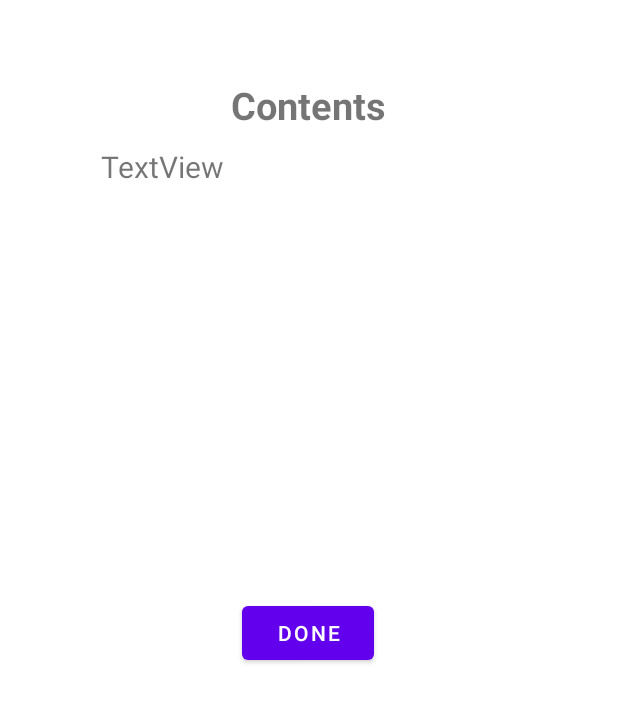
After one commit to noahactuallya/Seegnal_java, an Android app: the layout activity_dialog.xml on its own in the app's theme, with its tools: preview values and no code run, on a phone screen of 412 x 824 dp. The commit adds this screen. Shown: the top 702 px of the screen. Run offline under Robolectric (Android 15) with nearby library versions, the light colour scheme and no system bars.

Commit message:
tts 연결

```diff
--- /dev/null
+++ b/app/src/main/res/layout/activity_dialog.xml
@@ -0,0 +1,75 @@
+<?xml version="1.0" encoding="utf-8"?>
+<androidx.constraintlayout.widget.ConstraintLayout xmlns:android="http://schemas.android.com/apk/res/android"
+    android:layout_width="match_parent"
+    android:layout_height="match_parent"
+    xmlns:app="http://schemas.android.com/apk/res-auto"
+    xmlns:tools="http://schemas.android.com/tools">
+
+    <androidx.constraintlayout.widget.ConstraintLayout
+        android:layout_width="300dp"
+        android:layout_height="400dp"
+        app:layout_constraintBottom_toBottomOf="parent"
+        app:layout_constraintEnd_toEndOf="parent"
+        app:layout_constraintHorizontal_bias="0.492"
+        app:layout_constraintStart_toStartOf="parent"
+        app:layout_constraintTop_toTopOf="parent"
+        app:layout_constraintVertical_bias="0.109">
+
+        <TextView
+            android:id="@+id/textView"
+            android:layout_width="match_parent"
+            android:layout_height="wrap_content"
+            android:layout_marginBottom="160dp"
+            android:text="Contents"
+            android:textStyle="bold"
+            android:gravity="center"
+            android:textAlignment="center"
+            android:textSize="25sp"
+            app:layout_constraintBottom_toBottomOf="parent"
+            app:layout_constraintEnd_toEndOf="parent"
+            app:layout_constraintStart_toStartOf="parent"
+            app:layout_constraintTop_toTopOf="parent"
+            app:layout_constraintVertical_bias="0.033" />
+
+        <androidx.constraintlayout.widget.ConstraintLayout
+            android:id="@+id/constraintLayout"
+            android:layout_width="280dp"
+            android:layout_height="300dp"
+            app:layout_constraintBottom_toBottomOf="parent"
+            app:layout_constraintEnd_toEndOf="parent"
+            app:layout_constraintHorizontal_bias="0.6"
+            app:layout_constraintStart_toStartOf="parent"
+            app:layout_constraintTop_toBottomOf="@+id/textView"
+            app:layout_constraintVertical_bias="0.0">
+
+            <TextView
+                android:id="@+id/txt_contents"
+                android:layout_width="300dp"
+                android:layout_height="300dp"
+                android:text="TextView"
+                android:textSize="20dp"
+                android:layout_marginTop="10dp"
+                app:layout_constraintBottom_toBottomOf="parent"
+                app:layout_constraintEnd_toEndOf="parent"
+                app:layout_constraintHorizontal_bias="0.0"
+                app:layout_constraintStart_toStartOf="parent"
+                app:layout_constraintTop_toTopOf="parent"
+                app:layout_constraintVertical_bias="0.0" />
+        </androidx.constraintlayout.widget.ConstraintLayout>
+
+        <Button
+            android:id="@+id/btn_shutdown"
+            android:layout_width="wrap_content"
+            android:layout_height="wrap_content"
+            android:text="Done"
+            android:onClick="shutDownClick"
+            android:layout_marginTop="10dp"
+            app:layout_constraintBottom_toBottomOf="parent"
+            app:layout_constraintEnd_toEndOf="parent"
+            app:layout_constraintStart_toStartOf="parent"
+            app:layout_constraintTop_toBottomOf="@+id/constraintLayout" />
+
+    </androidx.constraintlayout.widget.ConstraintLayout>
+
+
+</androidx.constraintlayout.widget.ConstraintLayout>
```
Also changed, not shown: app/src/main/java/com/sample/osogo_app/DialogActivity.java (added, +31 -0 lines), app/src/main/java/com/sample/osogo_app/MainActivity.java (+32 -6 lines).
